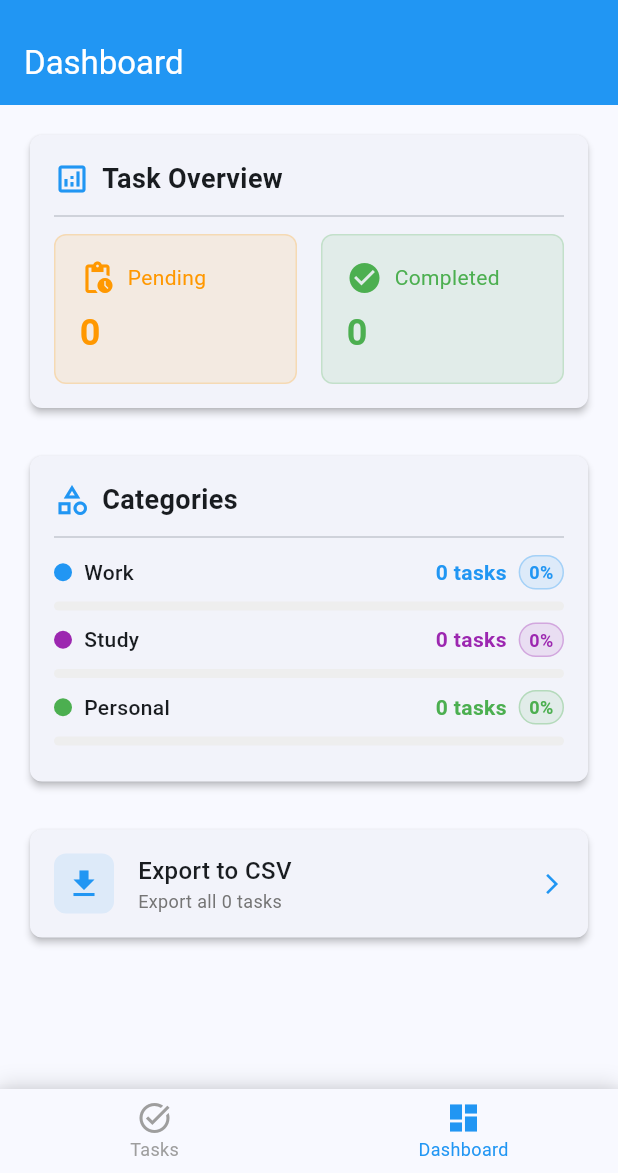
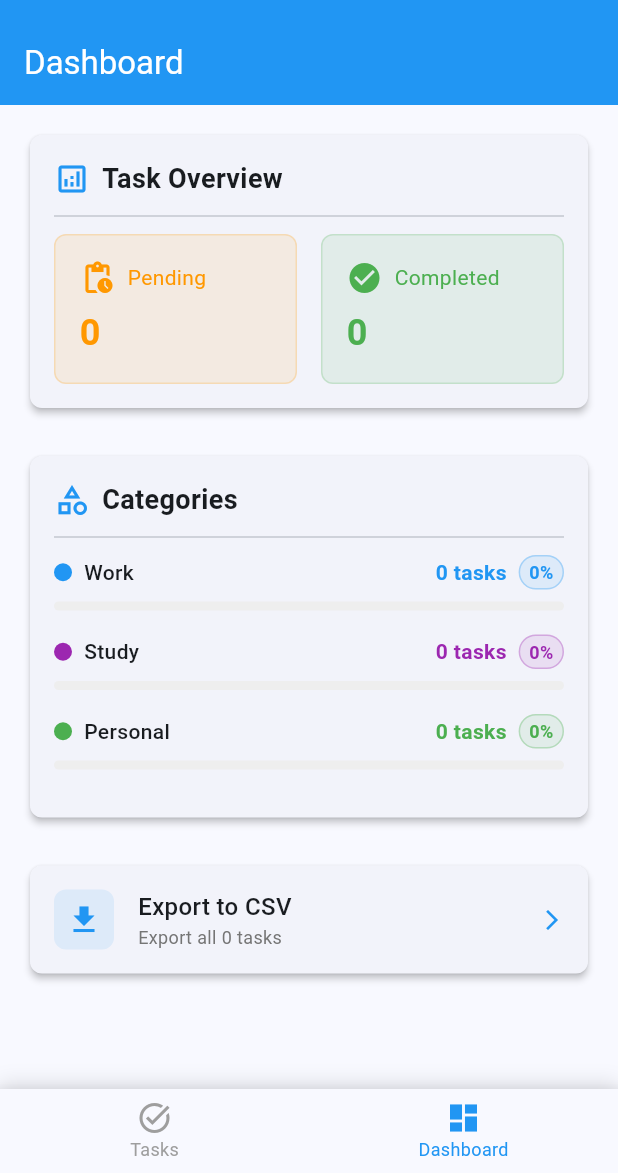
Before and after one commit to M-HamidMehmood/flutter-ai-todo-app, a Flutter app: the screen it shows after launch, item 2 of the bottom bar chosen, on a phone screen of 412 x 824 dp, the part 63-1236 px from its top. Run offline on Flutter 3.47's test engine with Material 3 defaults, Android fonts, the phone set to English and light mode, and no system bars; our stand-ins replace csv, flutter_local_notifications, flutter_slidable, permission_handler, share_plus, shared_preferences and 1 more.

Commit message:
style: add spacing to dashboard UI for improved layout and visual separation

```diff
--- a/lib/screens/dashboard_screen.dart
+++ b/lib/screens/dashboard_screen.dart
@@ -219,6 +219,7 @@ class _DashboardScreenState extends State<DashboardScreen> with SingleTickerProv
                       borderRadius: BorderRadius.circular(4),
                       minHeight: 6,
                     ),
+                    const SizedBox(height: UIConstants.smallPadding),
                   ],
                 ),
               );
```
